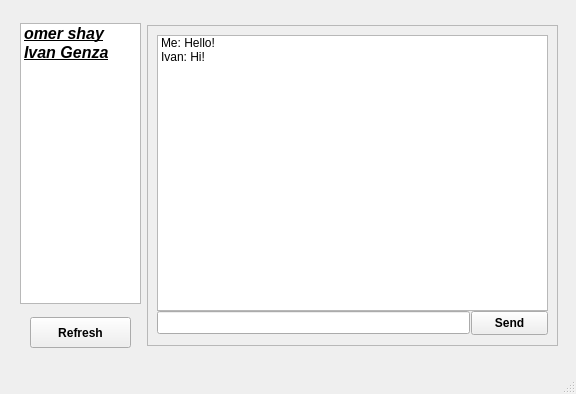
Old version of the form ui/StudentEmployerChat.ui in the repository IvnGenza/EasyJob_39.
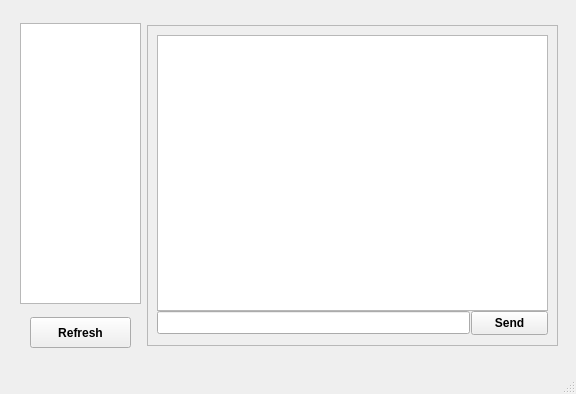
New version of the form.

```diff
--- a/ui/StudentEmployerChat.ui
+++ b/ui/StudentEmployerChat.ui
@@ -77,16 +77,6 @@
         <property name="autoFillBackground">
          <bool>false</bool>
         </property>
-        <item>
-         <property name="text">
-          <string>omer shay</string>
-         </property>
-        </item>
-        <item>
-         <property name="text">
-          <string>Ivan Genza</string>
-         </property>
-        </item>
        </widget>
       </item>
       <item alignment="Qt::AlignHCenter">
@@ -163,16 +153,6 @@
              <height>276</height>
             </size>
            </property>
-           <item>
-            <property name="text">
-             <string>Me: Hello!</string>
-            </property>
-           </item>
-           <item>
-            <property name="text">
-             <string>Ivan: Hi!</string>
-            </property>
-           </item>
           </widget>
          </item>
          <item row="1" column="1" alignment="Qt::AlignRight|Qt::AlignTop">
```
Left out of the diff: 4 changed lines with no effect on the pictures.
